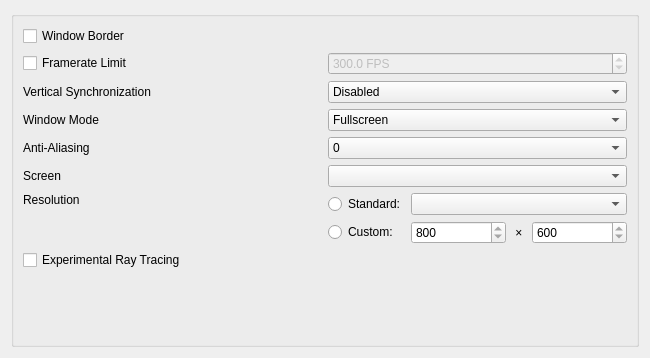
This is apps/launcher/ui/graphicspage.ui in xorza/openmw-rtx as Qt 5 draws it before an edit. The edited form follows.
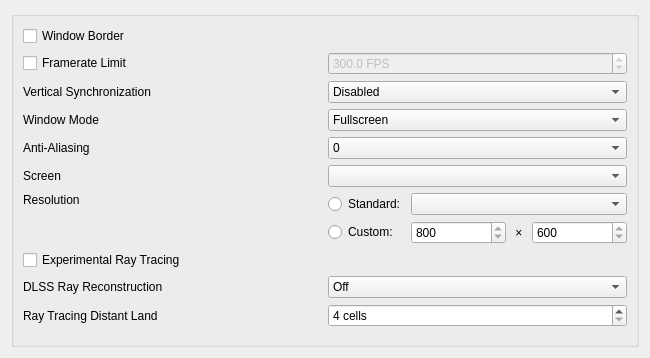
This is the edited form.

Commit message: Expose Runtime Ray Tracing Settings

Diff of the .ui file:
```diff
--- a/apps/launcher/ui/graphicspage.ui
+++ b/apps/launcher/ui/graphicspage.ui
@@ -229,6 +229,68 @@
          </widget>
         </item>
         <item row="8" column="0">
+         <widget class="QLabel" name="rayTracingUpscaleLabel">
+          <property name="text">
+           <string>DLSS Ray Reconstruction</string>
+          </property>
+         </widget>
+        </item>
+        <item row="8" column="1">
+         <widget class="QComboBox" name="rayTracingUpscaleComboBox">
+          <property name="toolTip">
+           <string>How hard DLSS Ray Reconstruction works. It denoises and antialiases the traced frame, and every mode but the last also traces fewer pixels than it shows.</string>
+          </property>
+          <item>
+           <property name="text">
+            <string>Off</string>
+           </property>
+          </item>
+          <item>
+           <property name="text">
+            <string>Performance</string>
+           </property>
+          </item>
+          <item>
+           <property name="text">
+            <string>Balanced</string>
+           </property>
+          </item>
+          <item>
+           <property name="text">
+            <string>Quality</string>
+           </property>
+          </item>
+          <item>
+           <property name="text">
+            <string>Antialiasing only</string>
+           </property>
+          </item>
+         </widget>
+        </item>
+        <item row="9" column="0">
+         <widget class="QLabel" name="rayTracingDistantLandLabel">
+          <property name="text">
+           <string>Ray Tracing Distant Land</string>
+          </property>
+         </widget>
+        </item>
+        <item row="9" column="1">
+         <widget class="QSpinBox" name="rayTracingDistantLandSpinBox">
+          <property name="toolTip">
+           <string>How far out from the eye the world is built, in cells. The ray tracing renderer builds what rays can reach, which is a different question from how far the rasterizer can see.</string>
+          </property>
+          <property name="suffix">
+           <string> cells</string>
+          </property>
+          <property name="minimum">
+           <number>4</number>
+          </property>
+          <property name="maximum">
+           <number>10</number>
+          </property>
+         </widget>
+        </item>
+        <item row="10" column="0">
          <spacer name="verticalSpacer">
           <property name="orientation">
            <enum>Qt::Vertical</enum>
```
The commit also changes 28 other files.
